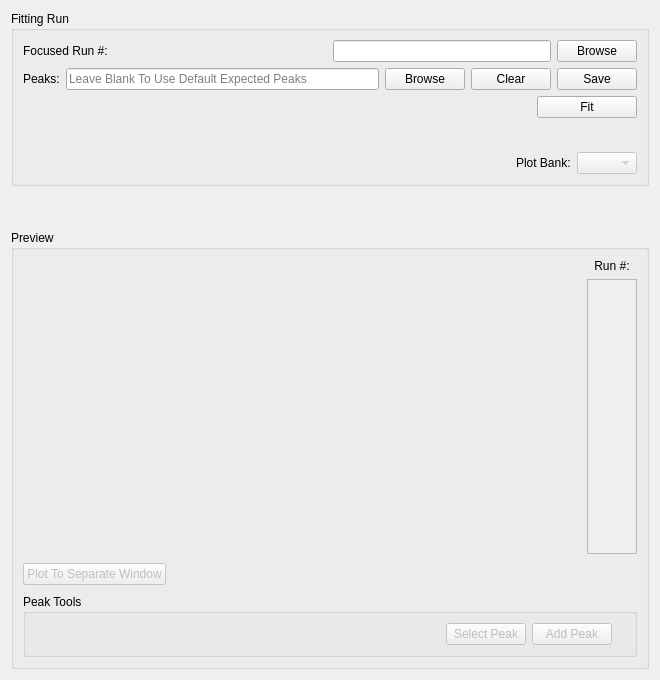
This is MantidQt/CustomInterfaces/inc/MantidQtCustomInterfaces/EnggDiffraction/EnggDiffractionQtTabFitting.ui in mantidproject/mantid as Qt 5 draws it before an edit. The edited form follows.
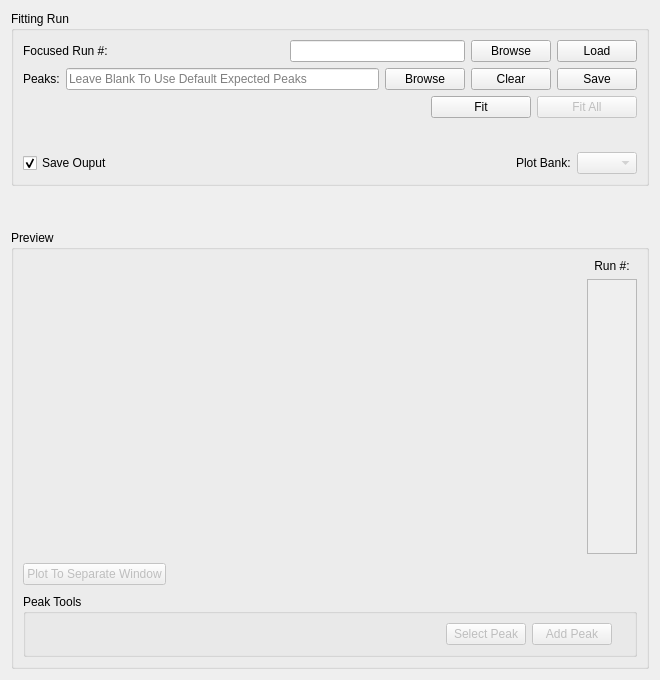
This is the edited form. Custom widgets are drawn as their Qt base class.

The edit to the form file:
```diff
--- a/MantidQt/CustomInterfaces/inc/MantidQtCustomInterfaces/EnggDiffraction/EnggDiffractionQtTabFitting.ui
+++ b/MantidQt/CustomInterfaces/inc/MantidQtCustomInterfaces/EnggDiffraction/EnggDiffractionQtTabFitting.ui
@@ -68,10 +68,27 @@
           </property>
          </widget>
         </item>
+        <item>
+         <widget class="QPushButton" name="pushButton_load">
+          <property name="text">
+           <string>Load</string>
+          </property>
+         </widget>
+        </item>
        </layout>
       </item>
       <item row="4" column="0">
        <layout class="QHBoxLayout" name="horizontalLayout">
+        <item>
+         <widget class="QCheckBox" name="checkBox">
+          <property name="text">
+           <string>Save Ouput</string>
+          </property>
+          <property name="checked">
+           <bool>true</bool>
+          </property>
+         </widget>
+        </item>
         <item>
          <spacer name="horizontalSpacer_15">
           <property name="orientation">
@@ -141,6 +158,22 @@
           </property>
          </widget>
         </item>
+        <item>
+         <widget class="QPushButton" name="pushButton_fit_all">
+          <property name="enabled">
+           <bool>false</bool>
+          </property>
+          <property name="minimumSize">
+           <size>
+            <width>100</width>
+            <height>0</height>
+           </size>
+          </property>
+          <property name="text">
+           <string>Fit All</string>
+          </property>
+         </widget>
+        </item>
        </layout>
       </item>
       <item row="1" column="0">
```
